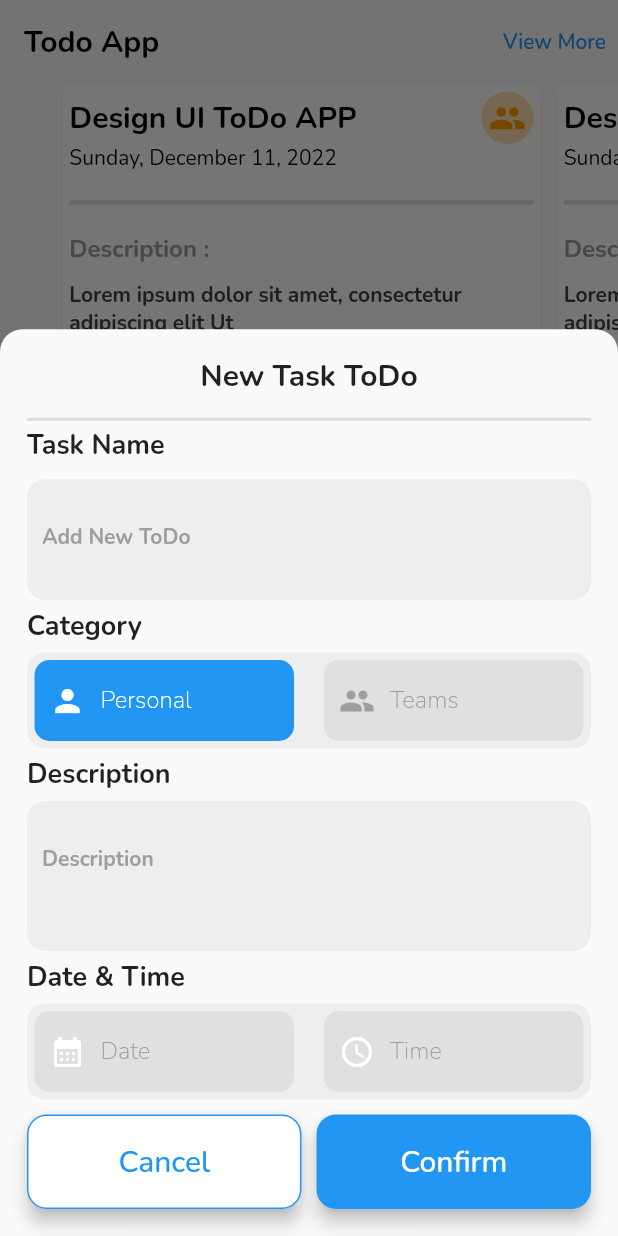
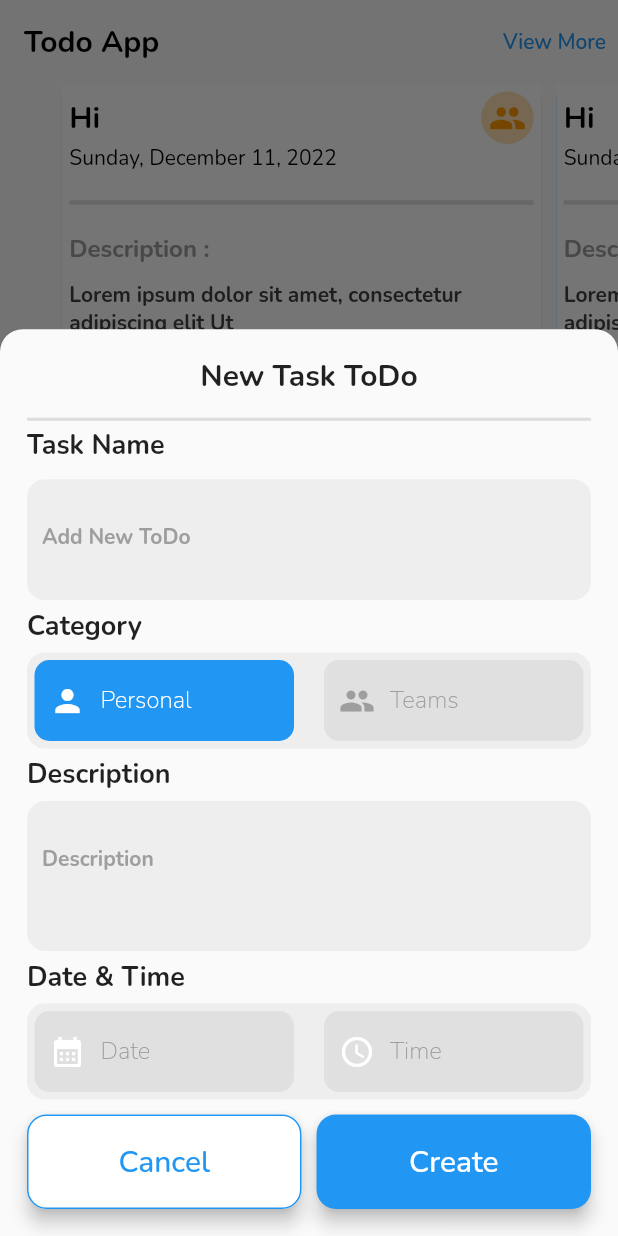
Before and after one commit to Naawaal/TodoApp, a Flutter app: the screen it shows after launch, after a tap on "Create New", on a phone screen of 412 x 824 dp. Run offline on Flutter 3.47's test engine with Material 2 defaults, Android fonts, the phone set to English and light mode, and no system bars; our stand-ins replace flutter_keyboard_visibility, google_fonts.

Commit message:
Fourth Commit

```diff
--- /dev/null
+++ b/lib/models/todo.dart
@@ -0,0 +1,13 @@
+class Todo {
+  final String title;
+  final String description;
+  final String category;
+  final DateTime dateTime;
+
+  Todo({
+    required this.title,
+    required this.description,
+    required this.category,
+    required this.dateTime,
+  });
+}
--- a/lib/screen/homescreen.dart
+++ b/lib/screen/homescreen.dart
@@ -4,9 +4,17 @@ import 'package:todoapp/widget/bottomsheet.dart';
 import 'package:todoapp/widget/todo_list.dart';
 import 'package:todoapp/widget/todo_list_horizontal.dart';
 
-class HomeScreen extends StatelessWidget {
+import '../models/todo.dart';
+
+class HomeScreen extends StatefulWidget {
   const HomeScreen({super.key});
 
+  @override
+  State<HomeScreen> createState() => _HomeScreenState();
+}
+
+class _HomeScreenState extends State<HomeScreen> {
+  final List<Todo> _todos = [];
   @override
   Widget build(BuildContext context) {
     return Scaffold(
@@ -23,9 +31,15 @@ class HomeScreen extends StatelessWidget {
         ],
       ),
       body: Column(
-        children: const [
-          Expanded(child: TodoListHorizontal()),
-          Expanded(child: TodoList()),
+        children: [
+          Expanded(
+              child: TodoListHorizontal(
+            todos: _todos,
+          )),
+          Expanded(
+              child: TodoList(
+            todos: _todos,
+          )),
         ],
       ),
       bottomNavigationBar: Padding(
@@ -42,7 +56,14 @@ class HomeScreen extends StatelessWidget {
                         topRight: Radius.circular(15)),
                   ),
                   builder: (context) {
-                    return const TodoBottomSheet();
+                    return TodoBottomSheet(
+                      onPressedCreate: (Todo todo) {
+                        setState(() {
+                          _todos.add(todo);
+                        });
+                        Navigator.pop(context);
+                      },
+                    );
                   });
             }),
       ),
--- a/lib/widget/bottomsheet.dart
+++ b/lib/widget/bottomsheet.dart
@@ -5,14 +5,22 @@ import 'package:todoapp/widget/date_time.dart';
 import 'package:todoapp/widget/todo_category.dart';
 import 'package:todoapp/widget/todo_textformfield.dart';
 
+import '../models/todo.dart';
+
 class TodoBottomSheet extends StatefulWidget {
-  const TodoBottomSheet({super.key});
+  final Function(Todo) onPressedCreate;
+  const TodoBottomSheet({super.key, required this.onPressedCreate});
 
   @override
   State<TodoBottomSheet> createState() => _TodoBottomSheetState();
 }
 
 class _TodoBottomSheetState extends State<TodoBottomSheet> {
+  final TextEditingController _titleController = TextEditingController();
+  final TextEditingController _descriptionController = TextEditingController();
+  String _category = 'Personal';
+  DateTime? _dateTime;
+
   @override
   Widget build(BuildContext context) {
     return KeyboardVisibilityBuilder(builder: (context, visibility) {
@@ -56,8 +64,9 @@ class _TodoBottomSheetState extends State<TodoBottomSheet> {
                   const SizedBox(
                     height: 10,
                   ),
-                  const TodoTextFormField(
+                  TodoTextFormField(
                     label: 'Add New ToDo',
+                    controller: _titleController,
                   ),
                   const SizedBox(
                     height: 5,
@@ -72,7 +81,13 @@ class _TodoBottomSheetState extends State<TodoBottomSheet> {
                   const SizedBox(
                     height: 5,
                   ),
-                  const TodoCategory(),
+                  TodoCategory(
+                    onCategorySelect: (String category) {
+                      setState(() {
+                        _category = category;
+                      });
+                    },
+                  ),
                   const SizedBox(
                     height: 5,
                   ),
@@ -86,10 +101,11 @@ class _TodoBottomSheetState extends State<TodoBottomSheet> {
                   const SizedBox(
                     height: 5,
                   ),
-                  const SizedBox(
+                  SizedBox(
                     height: 100,
                     child: TodoTextFormField(
                       label: 'Description',
+                      controller: _descriptionController,
                     ),
                   ),
                   const SizedBox(
@@ -102,7 +118,11 @@ class _TodoBottomSheetState extends State<TodoBottomSheet> {
                       fontWeight: FontWeight.bold,
                     ),
                   ),
-                  const TodoDateTime(),
+                  TodoDateTime(
+                    onDateTimeSelect: (DateTime dateTime) {
+                      _dateTime = dateTime;
+                    },
+                  ),
                   Column(
                     children: [
                       const SizedBox(
@@ -124,8 +144,18 @@ class _TodoBottomSheetState extends State<TodoBottomSheet> {
                           ),
                           Expanded(
                             child: AppButtom(
-                              text: 'Confirm',
-                              onPressed: () {},
+                              text: 'Create',
+                              onPressed: () {
+                                if (_dateTime != null) {
+                                  final todo = Todo(
+                                    title: _titleController.text,
+                                    description: _descriptionController.text,
+                                    category: _category,
+                                    dateTime: _dateTime!,
+                                  );
+                                  widget.onPressedCreate(todo);
+                                }
+                              },
                             ),
                           ),
                         ],
--- a/lib/widget/todo_category.dart
+++ b/lib/widget/todo_category.dart
@@ -1,7 +1,8 @@
 import 'package:flutter/material.dart';
 
 class TodoCategory extends StatefulWidget {
-  const TodoCategory({super.key});
+  final Function(String) onCategorySelect;
+  const TodoCategory({super.key, required this.onCategorySelect});
 
   @override
   State<TodoCategory> createState() => _TodoCategoryState();
@@ -30,6 +31,7 @@ class _TodoCategoryState extends State<TodoCategory> {
               setState(() {
                 activeCategory = 'Personal';
               });
+              widget.onCategorySelect('Personal');
             },
             isActive: activeCategory == 'Personal',
           ),
@@ -48,6 +50,7 @@ class _TodoCategoryState extends State<TodoCategory> {
               setState(() {
                 activeCategory = 'Teams';
               });
+              widget.onCategorySelect('Teams');
             },
             isActive: activeCategory == 'Teams',
           ),
--- a/lib/widget/todo_horizontal_item.dart
+++ b/lib/widget/todo_horizontal_item.dart
@@ -1,16 +1,26 @@
 import 'package:flutter/material.dart';
 
-class TodoHorizontalItem extends StatelessWidget {
-  const TodoHorizontalItem({super.key});
+class TodoHorizontalItem extends StatefulWidget {
+  final Color color;
+  const TodoHorizontalItem({
+    super.key,
+    r,
+    required this.color,
+  });
 
+  @override
+  State<TodoHorizontalItem> createState() => _TodoHorizontalItemState();
+}
+
+class _TodoHorizontalItemState extends State<TodoHorizontalItem> {
   @override
   Widget build(BuildContext context) {
     return Container(
       padding: const EdgeInsets.only(bottom: 10),
       margin: const EdgeInsets.only(right: 10),
-      decoration: const BoxDecoration(
-        color: Colors.orange,
-        borderRadius: BorderRadius.all(Radius.circular(10)),
+      decoration: BoxDecoration(
+        color: widget.color,
+        borderRadius: const BorderRadius.all(Radius.circular(10)),
       ),
       child: Container(
         padding: const EdgeInsets.symmetric(horizontal: 5, vertical: 5),
@@ -24,7 +34,7 @@ class TodoHorizontalItem extends StatelessWidget {
               mainAxisAlignment: MainAxisAlignment.spaceBetween,
               children: [
                 const Text(
-                  'Design UI ToDo APP',
+                  'Hi',
                   style: TextStyle(
                     color: Colors.black,
                     fontSize: 20,
--- a/lib/widget/todo_item.dart
+++ b/lib/widget/todo_item.dart
@@ -1,11 +1,15 @@
 import 'package:flutter/material.dart';
 
+import '../models/todo.dart';
+
 class TodoItem extends StatelessWidget {
-  const TodoItem({super.key});
+  final Todo todo;
+  const TodoItem({super.key, required this.todo});
 
   @override
   Widget build(BuildContext context) {
-    return Container(
+    return GestureDetector(
+      child: Container(
         margin: const EdgeInsets.all(10),
         padding: const EdgeInsets.all(20),
         decoration: BoxDecoration(
@@ -18,22 +22,20 @@ class TodoItem extends StatelessWidget {
             Row(
               mainAxisAlignment: MainAxisAlignment.spaceBetween,
               children: [
-              Column(
-                  crossAxisAlignment: CrossAxisAlignment.start,
-                  children: const [
+                Column(crossAxisAlignment: CrossAxisAlignment.start, children: [
                   Text(
-                      'Meeting With Client',
-                      style: TextStyle(
+                    todo.title,
+                    style: const TextStyle(
                       fontWeight: FontWeight.bold,
                       fontSize: 16,
                     ),
                   ),
-                    SizedBox(
+                  const SizedBox(
                     height: 5,
                   ),
                   Text(
-                      'Redesign motion graphics...',
-                      style: TextStyle(
+                    todo.description,
+                    style: const TextStyle(
                       fontSize: 14,
                       color: Colors.grey,
                     ),
@@ -57,9 +59,9 @@ class TodoItem extends StatelessWidget {
             Row(
               mainAxisAlignment: MainAxisAlignment.spaceBetween,
               children: [
-              const Text(
-                'Today   11:25',
-                style: TextStyle(
+                Text(
+                  todo.dateTime.toString(),
+                  style: const TextStyle(
                     color: Colors.grey,
                     fontSize: 13,
                   ),
@@ -102,6 +104,7 @@ class TodoItem extends StatelessWidget {
             ),
           ],
         ),
+      ),
     );
   }
 }
--- a/lib/widget/todo_list.dart
+++ b/lib/widget/todo_list.dart
@@ -1,15 +1,20 @@
 import 'package:flutter/cupertino.dart';
+import 'package:todoapp/models/todo.dart';
 import 'package:todoapp/widget/todo_item.dart';
 
 class TodoList extends StatelessWidget {
-  const TodoList({super.key});
+  final List<Todo> todos;
+  const TodoList({super.key, required this.todos});
 
   @override
   Widget build(BuildContext context) {
     return ListView.builder(
-      itemCount: 20,
+      itemCount: todos.length,
       itemBuilder: ((context, index) {
-        return const TodoItem();
+        final todo = todos[index];
+        return TodoItem(
+          todo: todo,
+        );
       }),
     );
   }
--- a/lib/widget/todo_list_horizontal.dart
+++ b/lib/widget/todo_list_horizontal.dart
@@ -1,8 +1,11 @@
-import 'package:flutter/widgets.dart';
+import 'package:flutter/material.dart';
 import 'package:todoapp/widget/todo_horizontal_item.dart';
 
+import '../models/todo.dart';
+
 class TodoListHorizontal extends StatefulWidget {
-  const TodoListHorizontal({super.key});
+  final List<Todo> todos;
+  const TodoListHorizontal({super.key, required this.todos});
 
   @override
   State<TodoListHorizontal> createState() => _TodoListHorizontalState();
@@ -12,6 +15,18 @@ class _TodoListHorizontalState extends State<TodoListHorizontal> {
   final PageController _pageController = PageController(
     viewportFraction: 0.8,
   );
+  final List _colors = [
+    Colors.orange,
+    Colors.blue,
+    Colors.green,
+    Colors.red,
+    Colors.purple,
+    Colors.yellow,
+    Colors.pink,
+    Colors.brown,
+    Colors.teal,
+    Colors.cyan,
+  ];
 
   @override
   Widget build(BuildContext context) {
@@ -19,7 +34,10 @@ class _TodoListHorizontalState extends State<TodoListHorizontal> {
       controller: _pageController,
       itemCount: 10,
       itemBuilder: (context, index) {
-        return const TodoHorizontalItem();
+        final color = _colors[index];
+        return TodoHorizontalItem(
+          color: color,
+        );
       },
     );
   }
--- a/lib/widget/todo_textformfield.dart
+++ b/lib/widget/todo_textformfield.dart
@@ -2,7 +2,9 @@ import 'package:flutter/material.dart';
 
 class TodoTextFormField extends StatelessWidget {
   final String label;
-  const TodoTextFormField({super.key, required this.label});
+  final TextEditingController controller;
+  const TodoTextFormField(
+      {super.key, required this.label, required this.controller});
 
   @override
   Widget build(BuildContext context) {
@@ -11,6 +13,7 @@ class TodoTextFormField extends StatelessWidget {
       decoration: BoxDecoration(
           color: Colors.grey.shade200, borderRadius: BorderRadius.circular(12)),
       child: TextFormField(
+        controller: controller,
         autocorrect: true,
         decoration: InputDecoration(
             border: InputBorder.none,
```
Also changed, not shown: lib/widget/date_time.dart (+19 -1 lines). Lines whose indentation alone changed are shown as unchanged.
